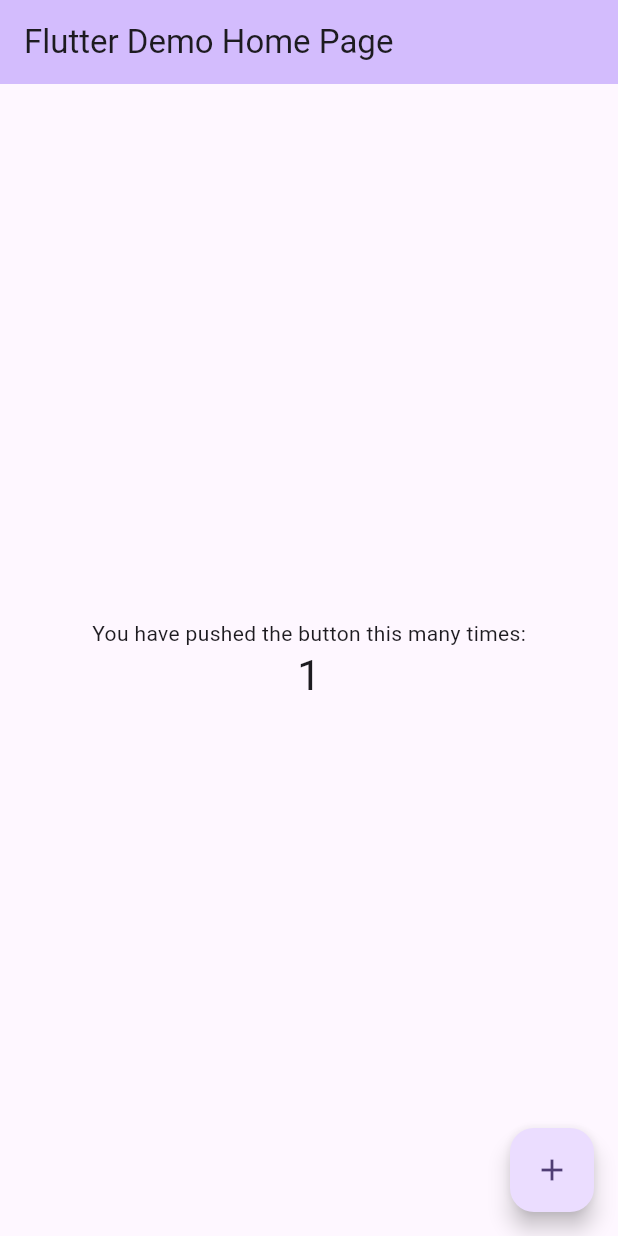
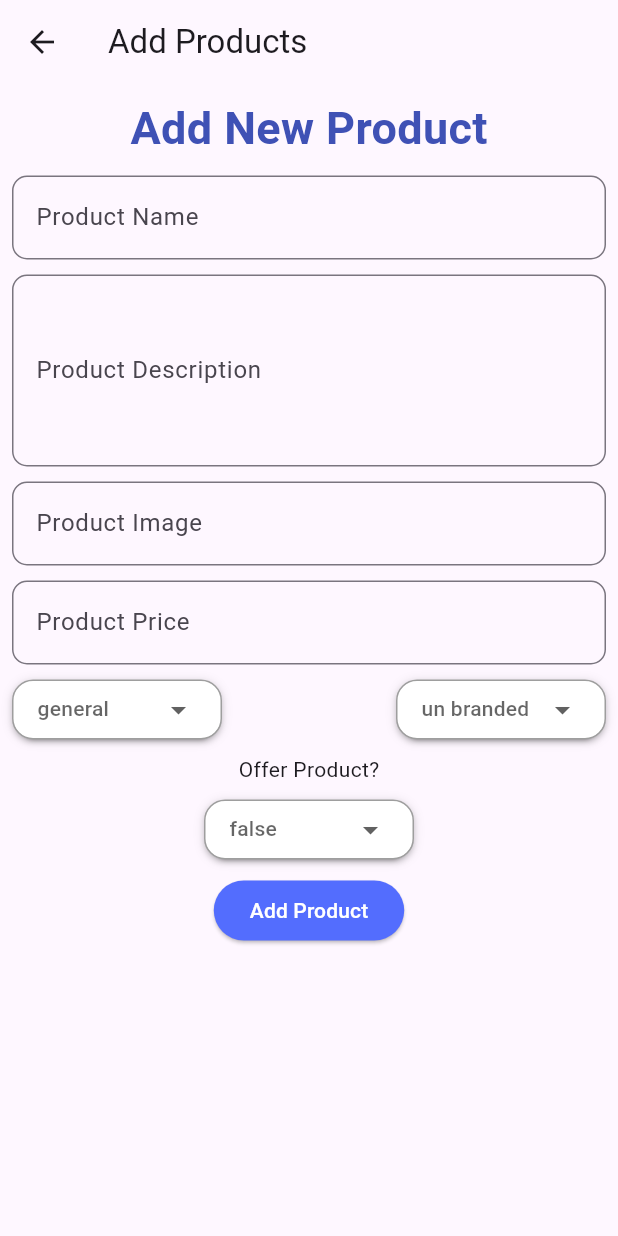
Before and after one commit to shraddha137p/footwear, a Flutter app: the screen it shows after launch, after a tap on the "add" icon, on a phone screen of 412 x 824 dp. Run offline on Flutter 3.47's test engine with Material 3 defaults, Android fonts, the phone set to English and light mode, and no system bars; drawn by our look-alikes of dropdown_button2; our stand-ins replace cloud_firestore, firebase_core, get; accounts and stored records are empty.

Commit message:
Implementation admin pannel of foot wear (#1)
Co-authored-by: shraddhapandey13 <shraddhapandeybfcsofttech@gmail.com>

```diff
--- /dev/null
+++ b/lib/controller/home_controller.dart
@@ -0,0 +1,97 @@
+import 'package:cloud_firestore/cloud_firestore.dart';
+import 'package:flutter/material.dart';
+import 'package:foot_were_project/model/products/products.dart';
+import 'package:get/get.dart';
+
+class HomeController extends GetxController {
+  FirebaseFirestore firestore = FirebaseFirestore.instance;
+   CollectionReference? productCollection;
+
+  TextEditingController productNameCtrl = TextEditingController();
+  TextEditingController productDescriptionCtrl = TextEditingController();
+  TextEditingController productImageCtrl = TextEditingController();
+  TextEditingController productPriceCtrl = TextEditingController();
+
+  String category = 'general';
+  String brand = 'un branded';
+  bool offer = false;
+
+  List<Products> products = [];
+  @override
+  Future<void> onInit() async {
+    await fetchProduct();
+    productCollection = firestore.collection('products');
+    super.onInit();
+  }
+
+  addProduct() {
+    try {
+      DocumentReference doc = productCollection!.doc();
+      Products product = Products(
+        id: doc.id,
+        name: productNameCtrl.text,
+        category: category,
+        description: productDescriptionCtrl.text,
+        price: int.tryParse(productPriceCtrl.text),
+        brand: brand,
+        image: productImageCtrl.text,
+        offer: offer,
+      );
+      final productsJson = product.toJson();
+      doc.set(productsJson);
+      Get.snackbar('Success', 'Product added successfully',
+          colorText: Colors.green);
+      saveValueDefault();
+    } catch (e) {
+      Get.snackbar('Error', e.toString(), colorText: Colors.green);
+      print(e);
+    }
+  }
+
+  fetchProduct() async {
+    try {
+      QuerySnapshot productSnapshot = await productCollection!.get();
+
+      final List<Products> retrievedProducts = productSnapshot.docs
+          .map((doc) => Products.fromJson(doc.data() as Map<String, dynamic>))
+          .toList();
+
+      products.clear();
+      products.assignAll(retrievedProducts);
+      print(retrievedProducts);
+      Get.snackbar('Success', 'Products fetch successfully',
+          colorText: Colors.green);
+    } catch (e) {
+      Get.snackbar('Error', '$e', colorText: Colors.green);
+      print(e.toString());
+    }finally{
+      update();
+    }
+  }
+
+  deleteProduct(String id) async {
+    try {
+      await productCollection!.doc(id).delete();
+      fetchProduct();
+      Get.snackbar('Deleted', 'Products Deleted successfully',
+          colorText: Colors.green);
+    } catch (e) {
+       Get.snackbar('Deleted', '$e',
+          colorText: Colors.green);
+      print(e);
+
+    }
+  }
+
+  saveValueDefault() {
+    productDescriptionCtrl.clear();
+    productImageCtrl.clear();
+    productNameCtrl.clear();
+    productPriceCtrl.clear();
+
+    category = 'general';
+    brand = 'un branded';
+    offer = false;
+    update();
+  }
+}
--- a/lib/main.dart
+++ b/lib/main.dart
@@ -1,6 +1,14 @@
+import 'package:firebase_core/firebase_core.dart';
 import 'package:flutter/material.dart';
+import 'package:foot_were_project/controller/home_controller.dart';
+import 'package:foot_were_project/firebase_options.dart';
+import 'package:foot_were_project/pages/home.dart';
+import 'package:get/get.dart';
 
-void main() {
+void main()async {
+  WidgetsFlutterBinding.ensureInitialized();
+ await Firebase.initializeApp(options: DefaultFirebaseOptions.currentPlatform);
+  Get.put(HomeController());
   runApp(const MyApp());
 }
 
@@ -10,116 +18,13 @@ class MyApp extends StatelessWidget {
   // This widget is the root of your application.
   @override
   Widget build(BuildContext context) {
-    return MaterialApp(
+    return GetMaterialApp(
       title: 'Flutter Demo',
       theme: ThemeData(
-        // This is the theme of your application.
-        //
-        // TRY THIS: Try running your application with "flutter run". You'll see
-        // the application has a purple toolbar. Then, without quitting the app,
-        // try changing the seedColor in the colorScheme below to Colors.green
-        // and then invoke "hot reload" (save your changes or press the "hot
-        // reload" button in a Flutter-supported IDE, or press "r" if you used
-        // the command line to start the app).
-        //
-        // Notice that the counter didn't reset back to zero; the application
-        // state is not lost during the reload. To reset the state, use hot
-        // restart instead.
-        //
-        // This works for code too, not just values: Most code changes can be
-        // tested with just a hot reload.
         colorScheme: ColorScheme.fromSeed(seedColor: Colors.deepPurple),
         useMaterial3: true,
       ),
-      home: const MyHomePage(title: 'Flutter Demo Home Page'),
+      home: const Home(),
     );
   }
 }
-
-class MyHomePage extends StatefulWidget {
-  const MyHomePage({super.key, required this.title});
-
-  // This widget is the home page of your application. It is stateful, meaning
-  // that it has a State object (defined below) that contains fields that affect
-  // how it looks.
-
-  // This class is the configuration for the state. It holds the values (in this
-  // case the title) provided by the parent (in this case the App widget) and
-  // used by the build method of the State. Fields in a Widget subclass are
-  // always marked "final".
-
-  final String title;
-
-  @override
-  State<MyHomePage> createState() => _MyHomePageState();
-}
-
-class _MyHomePageState extends State<MyHomePage> {
-  int _counter = 0;
-
-  void _incrementCounter() {
-    setState(() {
-      // This call to setState tells the Flutter framework that something has
-      // changed in this State, which causes it to rerun the build method below
-      // so that the display can reflect the updated values. If we changed
-      // _counter without calling setState(), then the build method would not be
-      // called again, and so nothing would appear to happen.
-      _counter++;
-    });
-  }
-
-  @override
-  Widget build(BuildContext context) {
-    // This method is rerun every time setState is called, for instance as done
-    // by the _incrementCounter method above.
-    //
-    // The Flutter framework has been optimized to make rerunning build methods
-    // fast, so that you can just rebuild anything that needs updating rather
-    // than having to individually change instances of widgets.
-    return Scaffold(
-      appBar: AppBar(
-        // TRY THIS: Try changing the color here to a specific color (to
-        // Colors.amber, perhaps?) and trigger a hot reload to see the AppBar
-        // change color while the other colors stay the same.
-        backgroundColor: Theme.of(context).colorScheme.inversePrimary,
-        // Here we take the value from the MyHomePage object that was created by
-        // the App.build method, and use it to set our appbar title.
-        title: Text(widget.title),
-      ),
-      body: Center(
-        // Center is a layout widget. It takes a single child and positions it
-        // in the middle of the parent.
-        child: Column(
-          // Column is also a layout widget. It takes a list of children and
-          // arranges them vertically. By default, it sizes itself to fit its
-          // children horizontally, and tries to be as tall as its parent.
-          //
-          // Column has various properties to control how it sizes itself and
-          // how it positions its children. Here we use mainAxisAlignment to
-          // center the children vertically; the main axis here is the vertical
-          // axis because Columns are vertical (the cross axis would be
-          // horizontal).
-          //
-          // TRY THIS: Invoke "debug painting" (choose the "Toggle Debug Paint"
-          // action in the IDE, or press "p" in the console), to see the
-          // wireframe for each widget.
-          mainAxisAlignment: MainAxisAlignment.center,
-          children: <Widget>[
-            const Text(
-              'You have pushed the button this many times:',
-            ),
-            Text(
-              '$_counter',
-              style: Theme.of(context).textTheme.headlineMedium,
-            ),
-          ],
-        ),
-      ),
-      floatingActionButton: FloatingActionButton(
-        onPressed: _incrementCounter,
-        tooltip: 'Increment',
-        child: const Icon(Icons.add),
-      ), // This trailing comma makes auto-formatting nicer for build methods.
-    );
-  }
-}
--- /dev/null
+++ b/lib/model/products/products.dart
@@ -0,0 +1,44 @@
+import 'package:json_annotation/json_annotation.dart';
+
+part 'product.g.dart';
+
+@JsonSerializable()
+class Products {
+  @JsonKey(name: 'id')
+  String? id;
+
+  @JsonKey(name: 'name')
+  String? name;
+
+  @JsonKey(name: 'description')
+  String? description;
+
+  @JsonKey(name: 'category')
+  String? category;
+
+  @JsonKey(name: 'image')
+  String? image;
+
+  @JsonKey(name: 'price')
+  int? price;
+
+  @JsonKey(name: 'brand')
+  String? brand;
+
+  @JsonKey(name: 'offer')
+  bool? offer;
+
+  Products({
+    this.id,
+    this.name,
+    this.description,
+    this.category,
+    this.image,
+    this.offer,
+    this.price,
+    this.brand,
+  });
+
+  factory Products.fromJson(Map<String, dynamic> json) => _$ProductsFromJson(json);
+  Map<String, dynamic> toJson() => _$ProductsToJson(this);
+}
--- /dev/null
+++ b/lib/pages/add_product_page.dart
@@ -0,0 +1,151 @@
+import 'package:flutter/material.dart';
+import 'package:foot_were_project/controller/home_controller.dart';
+import 'package:foot_were_project/pages/widget/drop_down_btn.dart';
+import 'package:get/get.dart';
+
+class AddProductPage extends StatefulWidget {
+  const AddProductPage({super.key});
+
+  @override
+  State<AddProductPage> createState() => _AddProductPageState();
+}
+
+class _AddProductPageState extends State<AddProductPage> {
+  final List<String> categories = ['Cate1', 'Cate2', 'Cate3', 'Cate4'];
+  final List<String> brands = ['Brandi1', 'Brandi2', 'Brandi3', 'Brandi4'];
+  final List<String> offers = ['true', 'false'];
+
+  String? selectedCategory;
+  String? selectedBrand;
+  String? selectedOffer;
+
+  @override
+  Widget build(BuildContext context) {
+    return GetBuilder<HomeController>(builder: (ctrl) {
+      return Scaffold(
+        appBar: AppBar(
+          title: const Text('Add Products'),
+        ),
+        body: SingleChildScrollView(
+          child: Container(
+            padding: const EdgeInsets.all(8.0),
+            width: double.maxFinite,
+            child: Column(
+              crossAxisAlignment: CrossAxisAlignment.center,
+              children: [
+                const Text(
+                  'Add New Product',
+                  style: TextStyle(
+                    fontSize: 30,
+                    fontWeight: FontWeight.w700,
+                    color: Colors.indigo,
+                  ),
+                ),
+                const SizedBox(height: 10),
+                TextField(
+                  controller: ctrl.productNameCtrl,
+                  decoration: InputDecoration(
+                    border: OutlineInputBorder(
+                      borderRadius: BorderRadius.circular(10),
+                    ),
+                    label: const Text('Product Name'),
+                    hintText: 'Enter Product Name',
+                  ),
+                ),
+                const SizedBox(height: 10),
+                TextField(
+                  controller: ctrl.productDescriptionCtrl,
+                  maxLines: 4,
+                  decoration: InputDecoration(
+                    border: OutlineInputBorder(
+                      borderRadius: BorderRadius.circular(10),
+                    ),
+                    label: const Text('Product Description'),
+                    hintText: 'Enter Product Description',
+                  ),
+                ),
+                const SizedBox(height: 10),
+                TextField(
+                  controller: ctrl.productImageCtrl,
+                  decoration: InputDecoration(
+                    border: OutlineInputBorder(
+                      borderRadius: BorderRadius.circular(10),
+                    ),
+                    label: const Text('Product Image'),
+                    hintText: 'Image URL',
+                  ),
+                ),
+                const SizedBox(height: 10),
+                TextField(
+                  controller: ctrl.productPriceCtrl,
+                  decoration: InputDecoration(
+                    border: OutlineInputBorder(
+                      borderRadius: BorderRadius.circular(10),
+                    ),
+                    label: const Text('Product Price'),
+                    hintText: 'Enter Product Price',
+                  ),
+                ),
+                const SizedBox(height: 10),
+                Row(
+                  mainAxisAlignment: MainAxisAlignment.spaceBetween,
+                  children: [
+                    Flexible(
+                      child: CustomDropDownBtn(
+                        items: const [
+                          'Boots',
+                          'Shoe',
+                          'Beach Shoe',
+                          'High heels'
+                        ],
+                        selectedItemText: ctrl.category,
+                        onSelected: (selectedValue) {
+                          ctrl.category = selectedValue;
+                          ctrl.update();
+                          print(ctrl.category);
+                        },
+                      ),
+                    ),
+                    Flexible(
+                      child: CustomDropDownBtn(
+                        items: const ['Puma', 'Sketchers', 'Adidas', 'Clraks'],
+                        selectedItemText: ctrl.brand,
+                        onSelected: (selectedValue) {
+                          ctrl.brand = selectedValue;
+                          ctrl.update();
+                        },
+                      ),
+                    ),
+                  ],
+                ),
+                const SizedBox(height: 10),
+                const Text('Offer Product?'),
+                const SizedBox(height: 10),
+                CustomDropDownBtn(
+                  items: offers,
+                  selectedItemText:   ctrl.offer.toString(),
+                  onSelected: (selectedValue) {
+                    ctrl.offer = bool.tryParse(selectedValue) ?? false;
+                    ctrl.update();
+                  },
+                ),
+                const SizedBox(height: 10),
+                ElevatedButton(
+                  style: ElevatedButton.styleFrom(
+                    backgroundColor: Colors.indigoAccent,
+                    foregroundColor: Colors.white,
+                  ),
+                  onPressed: () {
+                    ctrl.addProduct();
+                    print('Save data');
+                  },
+                  child: const Text('Add Product'),
+                ),
+              ],
+            ),
+          ),
+        ),
+      );
+    });
+  }
+}
--- /dev/null
+++ b/lib/pages/home.dart
@@ -0,0 +1,52 @@
+import 'package:flutter/material.dart';
+import 'package:foot_were_project/controller/home_controller.dart';
+import 'package:foot_were_project/pages/add_product_page.dart';
+import 'package:get/get.dart';
+
+class Home extends StatelessWidget {
+  const Home({super.key});
+
+  @override
+  Widget build(BuildContext context) {
+    return GetBuilder<HomeController>(builder: (ctrl) {
+      return Scaffold(
+        appBar: AppBar(
+          title: const Text('Footwear Admin'),
+        ),
+        body: ListView.builder(
+            itemCount: ctrl.products.length,
+            itemBuilder: (context, index) {
+              return ListTile(
+                leading: Text(
+                  ctrl.products[index].name ?? '',
+                  style: const TextStyle(
+                    fontSize: 20,
+                    fontWeight: FontWeight.w600,
+                    color: Colors.black,
+                  ),
+                ),
+                subtitle: Text(
+                  (ctrl.products[index].price ?? 0).toString(),
+                  style: const TextStyle(
+                      fontSize: 16,
+                      fontWeight: FontWeight.w500,
+                      color: Colors.green),
+                ),
+                trailing: IconButton(
+                    onPressed: () {
+                      ctrl.deleteProduct(ctrl.products[index].id ?? '');
+                      ctrl.update();
+                    },
+                    icon: const Icon(Icons.delete)),
+              );
+            }),
+        floatingActionButton: FloatingActionButton(
+          onPressed: () {
+            Get.to(const AddProductPage());
+          },
+          child: const Icon(Icons.add),
+        ),
+      );
+    });
+  }
+}
--- /dev/null
+++ b/lib/pages/widget/drop_down_btn.dart
@@ -0,0 +1,78 @@
+import 'package:dropdown_button2/dropdown_button2.dart';
+import 'package:flutter/material.dart';
+
+class CustomDropDownBtn extends StatelessWidget {
+  final List<String> items;
+  final String selectedItemText; // Allow null values
+  final Function(String) onSelected;
+
+  const CustomDropDownBtn({
+    super.key,
+    required this.items,
+    required this.selectedItemText,
+    required this.onSelected,
+  });
+
+  @override
+  Widget build(BuildContext context) {
+    return DropdownButtonHideUnderline(
+      child: DropdownButton2<String>(
+        isExpanded: true,
+        hint: Text(
+          selectedItemText,
+          style: TextStyle(
+            fontSize: 14,
+            color: Theme.of(context).hintColor,
+          ),
+        ),
+        items: items
+            .map((String item) => DropdownMenuItem<String>(
+                  value: item,
+                  child: Text(
+                    item,
+                    style: const TextStyle(
+                      fontSize: 14,
+                    ),
+                  ),
+                ))
+            .toList(),
+        // value: 'selectedValue', // Pass the nullable value here
+        onChanged: (String? value) {
+          if (value != null) {
+            onSelected(value);
+          }
+        },
+        buttonStyleData: ButtonStyleData(
+          decoration: BoxDecoration(
+            borderRadius: BorderRadius.circular(14),
+            border: Border.all(
+              color: Colors.grey,
+            ),
+            color: Colors.white,
+          ),
+          elevation: 2,
+          padding: const EdgeInsets.symmetric(horizontal: 16),
+          height: 40,
+          width: 140,
+        ),
+        dropdownStyleData: DropdownStyleData(
+          maxHeight: 200,
+          decoration: BoxDecoration(
+            borderRadius: BorderRadius.circular(14),
+            color: Colors.white,
+          ),
+          offset: const Offset(-20, 0),
+          scrollbarTheme: ScrollbarThemeData(
+            radius: const Radius.circular(40),
+            thickness: WidgetStateProperty.all(6),
+            thumbVisibility: WidgetStateProperty.all(true),
+          ),
+        ),
+        menuItemStyleData: const MenuItemStyleData(
+          padding: EdgeInsets.only(left: 14, right: 14),
+          height: 40,
+        ),
+      ),
+    );
+  }
+}
```
Also changed, not shown: pubspec.yaml (+8 -0 lines), lib/model/products/product.g.dart (added), pubspec.lock.
